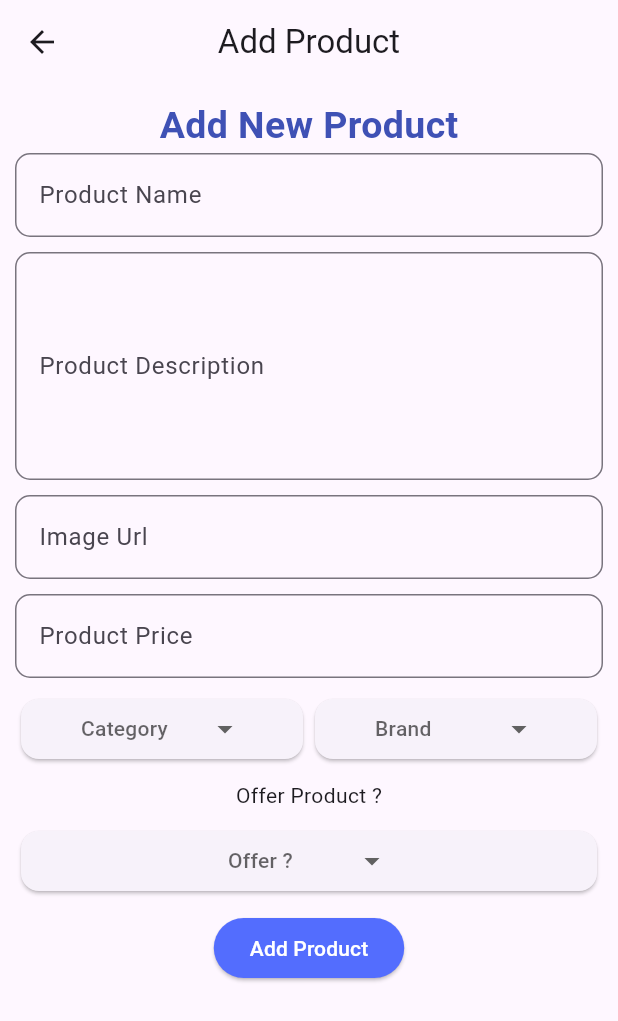
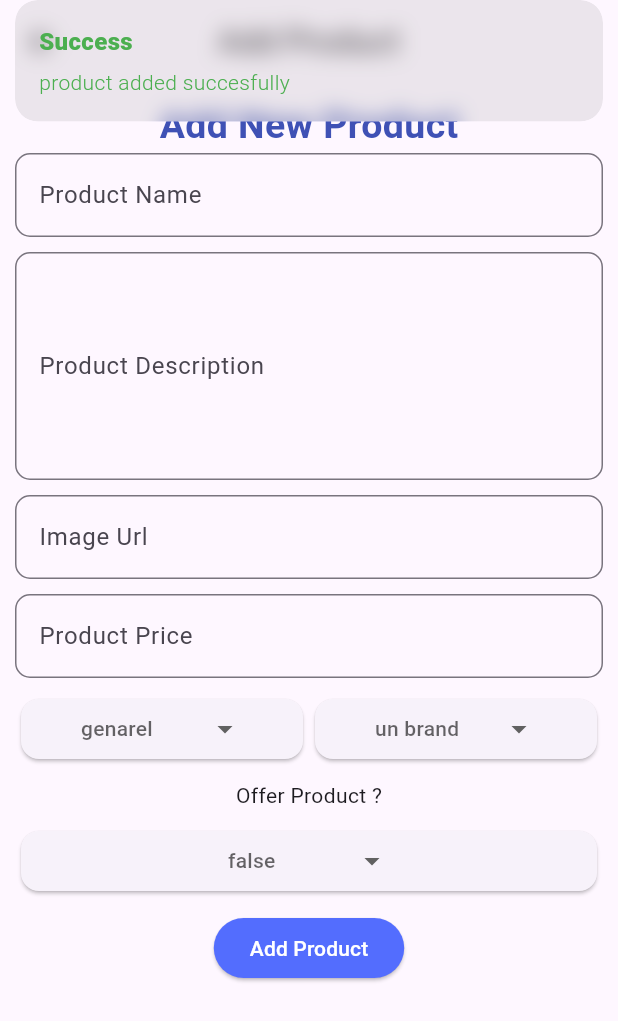
Before and after one commit to nooralom1/Footware_Admin_app, a Flutter app: the AddProductPage screen opened directly, after a tap on "Add Product", on a phone screen of 412 x 824 dp. Shown: the top 1021 px of the screen. Run offline on Flutter 3.47's test engine with Material 3 defaults, Android fonts, the phone set to English and light mode, and no system bars; drawn by our look-alikes of dropdown_button2; our stand-ins replace cloud_firestore, firebase_core, get; accounts and stored records are empty.

```diff
--- a/lib/controller/home_controller.dart
+++ b/lib/controller/home_controller.dart
@@ -1,22 +1,82 @@
+import 'dart:ui';
+
 import 'package:cloud_firestore/cloud_firestore.dart';
 import 'package:firebase_project/model/product/product.dart';
+import 'package:flutter/material.dart';
 import 'package:get/get.dart';
 
-class HomeController extends GetxController{
+class HomeController extends GetxController {
+  FirebaseFirestore firestor = FirebaseFirestore.instance;
+  late CollectionReference productCollection;
 
- // FirebaseFirestore firestor = FirebaseFirestore.instance;
- // late CollectionReference productCollection;
- //
- //  @override
- //  void onInit() {
- //    productCollection = firestor.collection("Products");
- //    super.onInit();
- //  }
- //
- //  addProduct(){
- //    DocumentReference doc = productCollection.doc();
- //    Product product = Product();
- //
- //  }
+  TextEditingController productNameCtrl = TextEditingController();
+  TextEditingController productDescriptionCtrl = TextEditingController();
+  TextEditingController productImgCtrl = TextEditingController();
+  TextEditingController productPriceCtrl = TextEditingController();
 
+  String category = "genarel";
+  String brand = "un brand";
+  bool offer = false;
+
+  List<Product> products = [];
+
+  @override
+  Future<void> onInit() async {
+    productCollection = firestor.collection("Products");
+    await fetchProducts();
+    super.onInit();
+  }
+
+  addProduct() {
+    try {
+      DocumentReference doc = productCollection.doc();
+      Product product = Product(
+        id: doc.id,
+        name: productNameCtrl.text,
+        category: category,
+        description: productDescriptionCtrl.text,
+        price: double.tryParse(productPriceCtrl.text),
+        brand: brand,
+        image: productImgCtrl.text,
+        offer: offer,
+      );
+      final productjson = product.toJson();
+      doc.set(productjson);
+      Get.snackbar("Success", "product added succesfully",
+          colorText: Colors.green);
+      SetvalueDefault();
+    } catch (e) {
+      Get.snackbar("Success", e.toString(), colorText: Colors.green);
+      print(e);
+    }
+  }
+
+  fetchProducts() async {
+    try {
+      QuerySnapshot productSnapshot = await productCollection.get();
+      final List<Product> retrievedProducts = productSnapshot.docs
+          .map((doc) => Product.fromJson(doc.data() as Map<String, dynamic>))
+          .toList();
+      products.clear();
+      products.assignAll(retrievedProducts);
+      Get.snackbar("Success", "Product fetch Successfully",
+          colorText: Colors.green);
+    } catch (e) {
+      Get.snackbar("Error", e.toString(),
+          colorText: Colors.green);
+      print(e);
+    }
+  }
+
+  SetvalueDefault() {
+    productDescriptionCtrl.clear();
+    productImgCtrl.clear();
+    productPriceCtrl.clear();
+    productNameCtrl.clear();
+
+    category = "genarel";
+    brand = "un brand";
+    offer = false;
+    update();
+  }
 }
--- a/lib/scrreens/Home_Page.dart
+++ b/lib/scrreens/Home_Page.dart
@@ -21,12 +21,11 @@ class HomePage extends GetView<HomeController> {
 
           if (snapshot.hasData) {
             return ListView.builder(
-                itemCount: snapshot.data!.docs.length,
+                itemCount: 10,
                 itemBuilder: (context, index) {
-                 final data = snapshot.data!.docs;
-                 print(data[index]["title"].toString());
+                  final data = snapshot.data!.docs;
                   return ListTile(
-                    title: Text(data![index]["title"].toString()),
+                    title: Text("tittle"),
                     subtitle: Text("prize--100"),
                     trailing: IconButton(
                       icon: Icon(Icons.delete),
--- a/lib/scrreens/add_product_page.dart
+++ b/lib/scrreens/add_product_page.dart
@@ -29,6 +29,7 @@ class AddProductPage extends StatelessWidget {
                       fontWeight: FontWeight.bold),
                 ),
                 TextField(
+                  controller: ctrl.productNameCtrl,
                   decoration: InputDecoration(
                       border: OutlineInputBorder(
                           borderRadius: BorderRadius.circular(10)),
@@ -39,6 +40,7 @@ class AddProductPage extends StatelessWidget {
                   height: 10,
                 ),
                 TextField(
+                  controller: ctrl.productDescriptionCtrl,
                   decoration: InputDecoration(
                       border: OutlineInputBorder(
                           borderRadius: BorderRadius.circular(10)),
@@ -50,6 +52,7 @@ class AddProductPage extends StatelessWidget {
                   height: 10,
                 ),
                 TextField(
+                  controller: ctrl.productImgCtrl,
                   decoration: InputDecoration(
                       border: OutlineInputBorder(
                           borderRadius: BorderRadius.circular(10)),
@@ -60,6 +63,7 @@ class AddProductPage extends StatelessWidget {
                   height: 10,
                 ),
                 TextField(
+                  controller: ctrl.productPriceCtrl,
                   decoration: InputDecoration(
                       border: OutlineInputBorder(
                           borderRadius: BorderRadius.circular(10)),
@@ -74,22 +78,30 @@ class AddProductPage extends StatelessWidget {
                     Flexible(
                         child: DropdownBtn(
                       items: const [
-                          "Cat1",
-                          "Cat2",
-                          "Cat3",
+                        "Boots",
+                        "Shoes",
+                        "Beach Shoes",
+                        "High Heels",
                       ],
-                        selectedItemText: 'Category',
-                        onSelected: (selectedValue) {},
+                      selectedItemText: ctrl.category,
+                      onSelected: (selectedValue) {
+                        ctrl.category = selectedValue;
+                        ctrl.update();
+                      },
                     )),
                     Flexible(
                         child: DropdownBtn(
                       items: const [
-                          "Brand1",
-                          "Brand2",
-                          "Brand3",
+                        "Bata",
+                        "Lotto",
+                        "Adidas",
+                        "Apex",
                       ],
-                        selectedItemText: 'Brand',
-                        onSelected: (selectedValue) {},
+                      selectedItemText: ctrl.brand,
+                      onSelected: (selectedValue) {
+                        ctrl.brand = selectedValue;
+                        ctrl.update();
+                      },
                     )),
                   ],
                 ),
@@ -101,9 +113,12 @@ class AddProductPage extends StatelessWidget {
                   height: 10,
                 ),
                 DropdownBtn(
-                items: const ["true", "false"],
-                selectedItemText: 'Offer ?',
-                onSelected: (selectedValue) {},
+                  items: const ["True", "False"],
+                  selectedItemText: ctrl.offer.toString(),
+                  onSelected: (selectedValue) {
+                    ctrl.offer = bool.tryParse(selectedValue) ?? false;
+                    ctrl.update();
+                  },
                 ),
                 const SizedBox(
                   height: 10,
@@ -111,9 +126,10 @@ class AddProductPage extends StatelessWidget {
                 ElevatedButton(
                     style: ElevatedButton.styleFrom(
                         backgroundColor: Colors.indigoAccent,
-                      foregroundColor: Colors.white
-                  ),
-                  onPressed: () {},
+                        foregroundColor: Colors.white),
+                    onPressed: () {
+                      ctrl.addProduct();
+                    },
                     child: const Text(
                       "Add Product",
                     ))
```
Lines whose indentation alone changed are shown as unchanged.
